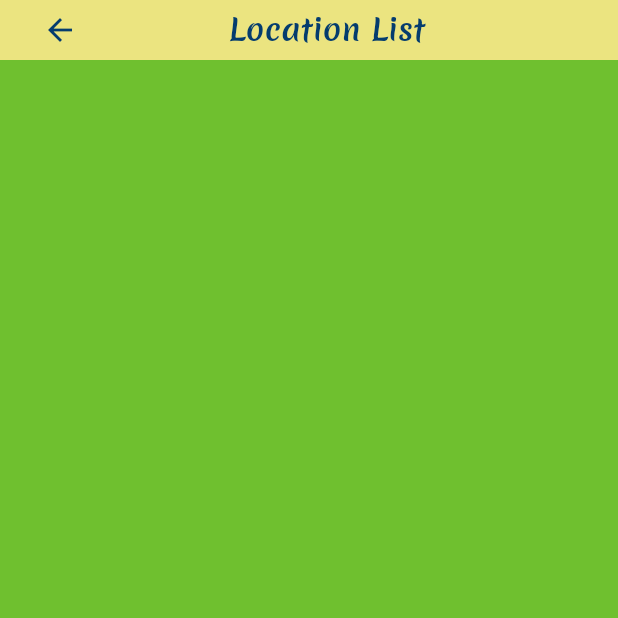
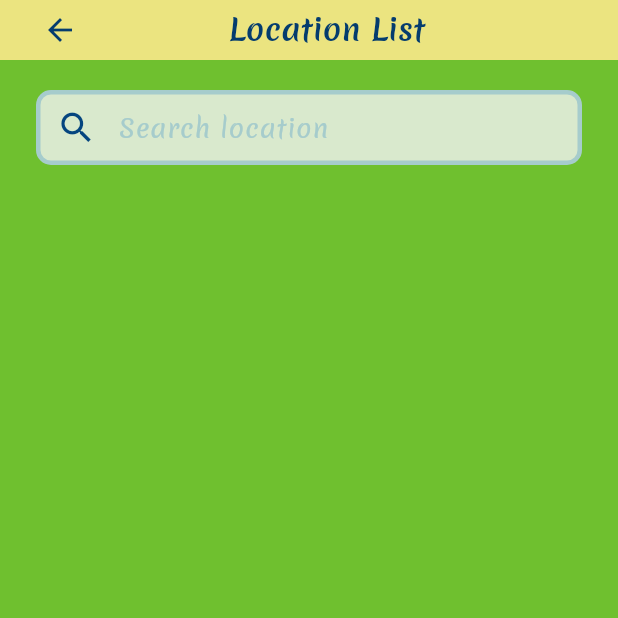
Before and after one commit to Kikekike/rick_and_morty_app, a Flutter app: the screen it shows after launch, after a tap on "Locations", on a phone screen of 412 x 824 dp, the top half of it. Run offline on Flutter 3.47's test engine with Material 3 defaults, Android fonts, the phone set to English and light mode, and no system bars; our stand-ins replace graphql_flutter, marquee; network calls fail.

Commit message:
Adding location list page and graphql

```diff
--- a/lib/constants/strings.dart
+++ b/lib/constants/strings.dart
@@ -1,7 +1,7 @@
 class AppStrings {
   static const String appTitle = 'Rick and Morty App';
 
-  static const String searchHint = 'Search character';
+  static const String searchHintCharacter = 'Search character';
   static const String statusAny = 'any';
   static const String statusAlive = 'alive';
   static const String statusDead = 'dead';
@@ -12,4 +12,9 @@ class AppStrings {
   static const String gender = "Gender";
   static const String origin = "Origin";
   static const String lastLocation = "Last location";
+
+  static const String searchHintLocation = 'Search location';
+
+  static const String oopsError =
+      '"Oops! We couldnt find any results. Try again later or check your search.';
 }
--- a/lib/main.dart
+++ b/lib/main.dart
@@ -1,7 +1,19 @@
 import 'package:flutter/material.dart';
+import 'package:rickandmortyapp/services/graphql/graphql_client.dart';
 import 'package:rickandmortyapp/ui/pages/home_page.dart';
+import 'package:graphql_flutter/graphql_flutter.dart';
 
-void main() => runApp(MyApp());
+void main() async {
+  WidgetsFlutterBinding.ensureInitialized();
+  await initHiveForFlutter();
+
+  runApp(
+    GraphQLProvider(
+      client: ValueNotifier(GraphQLService.client),
+      child: const MyApp(),
+    ),
+  );
+}
 
 class MyApp extends StatelessWidget {
   const MyApp({super.key});
--- /dev/null
+++ b/lib/models/location_model.dart
@@ -0,0 +1,34 @@
+class LocationModel {
+  final int id;
+  final String name;
+  final String type;
+  final String dimension;
+  final List<String> residents;
+  final String url;
+  final String created;
+
+  LocationModel({
+    this.id = -1,
+    this.name = "Unknown Location",
+    this.type = "Unknown",
+    this.dimension = "Unknown",
+    this.residents = const [],
+    this.url = "",
+    this.created = "",
+  });
+
+  factory LocationModel.fromJson(Map<String, dynamic> json) {
+    return LocationModel(
+      id: int.tryParse(json['id'].toString()) ?? -1,
+      name: json['name'] ?? "Unknown Location",
+      type: json['type'] ?? "Unknown",
+      dimension: json['dimension'] ?? "Unknown",
+      residents: (json['residents'] as List<dynamic>?)
+              ?.map((r) => r['id'].toString())
+              .toList() ??
+          [],
+      url: json['url'] ?? "",
+      created: json['created'] ?? "",
+    );
+  }
+}
--- a/lib/services/api_constants.dart
+++ b/lib/services/api_constants.dart
@@ -1,4 +1,5 @@
 class ApiConstants {
   static const String baseUrl = 'https://rickandmortyapi.com/api';
+  static const String baseUrlGraphql = 'https://rickandmortyapi.com/graphql';
   static const String baseUrlNoHttp = 'rickandmortyapi.com';
 }
--- /dev/null
+++ b/lib/services/graphql/graphql_client.dart
@@ -0,0 +1,11 @@
+import 'package:graphql_flutter/graphql_flutter.dart';
+import 'package:rickandmortyapp/services/api_constants.dart';
+
+class GraphQLService {
+  static final HttpLink _httpLink = HttpLink(ApiConstants.baseUrlGraphql);
+
+  static final GraphQLClient client = GraphQLClient(
+    link: _httpLink,
+    cache: GraphQLCache(store: HiveStore()),
+  );
+}
--- /dev/null
+++ b/lib/services/graphql/queries/location_queries.dart
@@ -0,0 +1,20 @@
+class LocationQueries {
+  static const String fetchByName = r'''
+    query($name: String, $page: Int) {
+      locations(page: $page, filter: { name: $name }) {
+        info {
+          next
+        }
+        results {
+          id
+          name
+          type
+          dimension
+          residents {
+            id
+          }
+        }
+      }
+    }
+  ''';
+}
--- /dev/null
+++ b/lib/services/location_service.dart
@@ -0,0 +1,34 @@
+import 'package:graphql_flutter/graphql_flutter.dart';
+import 'package:rickandmortyapp/models/location_model.dart';
+import 'package:rickandmortyapp/services/graphql/graphql_client.dart';
+import 'package:rickandmortyapp/services/graphql/queries/location_queries.dart';
+
+class LocationService {
+  static Future<Map<String, dynamic>> fetchLocationsByName({
+    required String name,
+    required int page,
+  }) async {
+    final query = gql(LocationQueries.fetchByName);
+
+    final result = await GraphQLService.client.query(
+      QueryOptions(
+        document: query,
+        variables: {'name': name, 'page': page},
+      ),
+    );
+
+    if (result.hasException) {
+      throw Exception(result.exception.toString());
+    }
+
+    final data = result.data?['locations'];
+    final List results = data?['results'] ?? [];
+    final List<LocationModel> locations =
+        results.map((json) => LocationModel.fromJson(json)).toList();
+
+    return {
+      'locations': locations,
+      'hasNextPage': data?['info']?['next'] != null,
+    };
+  }
+}
--- a/lib/ui/components/character_search_bar/character_search_bar.dart
+++ b/lib/ui/components/custom_search_bar/custom_search_bar.dart
@@ -2,21 +2,25 @@ import 'package:flutter/material.dart';
 import 'package:rickandmortyapp/constants/strings.dart';
 import 'package:rickandmortyapp/theme/app_colors.dart';
 import 'package:rickandmortyapp/theme/app_text_styles.dart';
-import 'package:rickandmortyapp/ui/components/character_search_bar/status_popup_menu.dart';
+import 'package:rickandmortyapp/ui/components/custom_search_bar/status_popup_menu.dart';
 
-class CharacterSearchBar extends StatelessWidget {
+class CustomSearchBar extends StatelessWidget {
   final TextEditingController controller;
   final String selectedStatus;
   final Function(String) onSearchChanged;
-  final Function(String) onStatusSelected;
+  final Function(String)? onStatusSelected;
+  final String hintText;
+  final bool hasStatus;
 
-  const CharacterSearchBar({
-    Key? key,
+  const CustomSearchBar(
+      {Key? key,
       required this.controller,
-    required this.selectedStatus,
+      this.selectedStatus = AppStrings.statusAny,
       required this.onSearchChanged,
-    required this.onStatusSelected,
-  }) : super(key: key);
+      this.onStatusSelected,
+      this.hintText = AppStrings.searchHintCharacter,
+      this.hasStatus = true})
+      : super(key: key);
 
   @override
   Widget build(BuildContext context) {
@@ -47,7 +51,7 @@ class CharacterSearchBar extends StatelessWidget {
                     fontSize: 17,
                     color: AppColors.cardTitleColor,
                   ),
-                  hintText: AppStrings.searchHint,
+                  hintText: hintText,
                   border: InputBorder.none,
                   counterText: '',
                 ),
@@ -55,6 +59,7 @@ class CharacterSearchBar extends StatelessWidget {
               ),
             ),
             const SizedBox(width: 5),
+            if (hasStatus)
               StatusPopupMenu(
                 selectedStatus: selectedStatus,
                 onStatusSelected: onStatusSelected,
--- a/lib/ui/components/character_search_bar/status_icon.dart
+++ b/lib/ui/components/custom_search_bar/status_icon.dart
@@ -6,7 +6,8 @@ import 'package:rickandmortyapp/ui/widgets/status_indicator.dart';
 class StatusIcon extends StatelessWidget {
   final String status;
 
-  const StatusIcon({Key? key, required this.status}) : super(key: key);
+  const StatusIcon({Key? key, this.status = AppStrings.statusAny})
+      : super(key: key);
 
   @override
   Widget build(BuildContext context) {
--- a/lib/ui/components/character_search_bar/status_popup_menu.dart
+++ b/lib/ui/components/custom_search_bar/status_popup_menu.dart
@@ -1,12 +1,12 @@
 import 'package:flutter/material.dart';
 import 'package:rickandmortyapp/constants/strings.dart';
 import 'package:rickandmortyapp/theme/app_colors.dart';
-import 'package:rickandmortyapp/ui/components/character_search_bar/status_icon.dart';
+import 'package:rickandmortyapp/ui/components/custom_search_bar/status_icon.dart';
 import 'package:rickandmortyapp/ui/widgets/custom_child_menu_item.dart';
 
 class StatusPopupMenu extends StatelessWidget {
   final String selectedStatus;
-  final Function(String) onStatusSelected;
+  final Function(String)? onStatusSelected;
 
   const StatusPopupMenu({
     Key? key,
--- a/lib/ui/pages/location_list_page.dart
+++ b/lib/ui/pages/location_list_page.dart
@@ -1,5 +1,12 @@
 import 'package:flutter/material.dart';
+import 'package:rickandmortyapp/constants/strings.dart';
+import 'package:rickandmortyapp/models/location_model.dart';
+import 'package:rickandmortyapp/services/location_service.dart';
+import 'package:rickandmortyapp/theme/app_colors.dart';
+import 'package:rickandmortyapp/ui/components/custom_search_bar/custom_search_bar.dart';
+import 'package:rickandmortyapp/ui/components/location_card.dart';
 import 'package:rickandmortyapp/ui/layout/base_layout.dart';
+import 'package:rickandmortyapp/ui/widgets/custom_principal_text.dart';
 
 class LocationListPage extends StatefulWidget {
   const LocationListPage({Key? key}) : super(key: key);
@@ -9,12 +16,124 @@ class LocationListPage extends StatefulWidget {
 }
 
 class _LocationListPageState extends State<LocationListPage> {
+  final ScrollController _scrollController = ScrollController();
+  final TextEditingController _searchController = TextEditingController();
+  List<LocationModel> _locations = [];
+  int _currentPage = 1;
+  bool _isLoading = false;
+  bool _hasMore = true;
+  bool _hasError = false;
+  bool _hasSearched = false;
+
+  @override
+  void initState() {
+    super.initState();
+    _fetchLocations();
+    _scrollController.addListener(() {
+      if (_scrollController.position.pixels >=
+              _scrollController.position.maxScrollExtent - 200 &&
+          !_isLoading &&
+          _hasMore) {
+        _fetchLocations();
+      }
+    });
+  }
+
+  Future<void> _searchLocations() async {
+    setState(() {
+      _hasSearched = true;
+      _locations.clear();
+      _currentPage = 1;
+      _hasMore = true;
+    });
+    await _fetchLocations();
+  }
+
+  Future<void> _fetchLocations() async {
+    setState(() {
+      _isLoading = true;
+      _hasError = false;
+    });
+    try {
+      final response = await LocationService.fetchLocationsByName(
+        name: _searchController.text,
+        page: _currentPage,
+      );
+
+      final newLocations = response['locations'] as List<LocationModel>;
+      final hasNextPage = response['hasNextPage'] as bool;
+
+      setState(() {
+        _locations.addAll(newLocations);
+        _currentPage++;
+        _hasMore = hasNextPage;
+      });
+    } catch (e) {
+      debugPrint("Error fetching locations: $e");
+      setState(() {
+        _hasError = true;
+        _hasMore = false;
+      });
+    } finally {
+      setState(() => _isLoading = false);
+    }
+  }
+
+  @override
+  void dispose() {
+    _scrollController.dispose();
+    super.dispose();
+  }
+
   @override
   Widget build(BuildContext context) {
     return BaseLayout(
-        title: "Location List",
-        showBackButton: true,
-        bp: 10,
-        child: Container());
+      title: "Location List",
+      showBackButton: true,
+      bp: 10,
+      tp: 20,
+      child: Column(
+        mainAxisSize: MainAxisSize.min,
+        children: [
+          CustomSearchBar(
+            hasStatus: false,
+            controller: _searchController,
+            onSearchChanged: (value) {
+              _searchLocations();
+            },
+            hintText: AppStrings.searchHintLocation,
+          ),
+          Expanded(
+            child:
+                _hasSearched && !_isLoading && (_hasError || _locations.isEmpty)
+                    ? const Padding(
+                        padding: EdgeInsets.only(top: 15),
+                        child: CustomPrincipalText(
+                          text: AppStrings.oopsError,
+                          color: Colors.white,
+                        ),
+                      )
+                    : ListView.builder(
+                        controller: _scrollController,
+                        itemCount: _locations.length + (_isLoading ? 1 : 0),
+                        itemBuilder: (context, index) {
+                          if (index < _locations.length) {
+                            return LocationCard(location: _locations[index]);
+                          } else {
+                            return const Padding(
+                              padding: EdgeInsets.all(16),
+                              child: Center(
+                                child: CircularProgressIndicator(
+                                  color: AppColors.titleTextColor,
+                                ),
+                              ),
+                            );
+                          }
+                        },
+                      ),
+          ),
+        ],
+      ),
+    );
   }
 }
--- a/pubspec.yaml
+++ b/pubspec.yaml
@@ -12,6 +12,7 @@ dependencies:
     sdk: flutter
   http: ^0.13.6
   marquee: ^2.2.3
+  graphql_flutter: ^5.1.2
 
 dev_dependencies:
   flutter_test:
```
Also changed, not shown: lib/ui/components/location_card.dart (added, +49 -0 lines), lib/ui/pages/character_list_page.dart (+3 -4 lines). Lines whose indentation alone changed are shown as unchanged.
